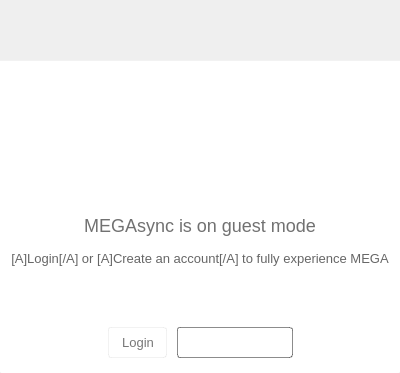
The window that src/MEGASync/gui/macx/GuestWidget.ui (meganz/MEGAsync) describes before a commit, drawn with Qt 5.
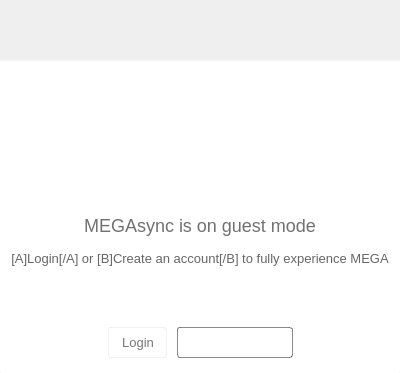
The same window after the commit. Icons and pictures are not drawn.

Diff of the .ui file:
```diff
--- a/src/MEGASync/gui/macx/GuestWidget.ui
+++ b/src/MEGASync/gui/macx/GuestWidget.ui
@@ -389,7 +389,7 @@
       <item>
        <widget class="QLabel" name="lDescLogin">
         <property name="text">
-         <string>[A]Login[/A] or [A]Create an account[/A] to fully experience MEGA</string>
+         <string>[A]Login[/A] or [B]Create an account[/B] to fully experience MEGA</string>
         </property>
         <property name="alignment">
          <set>Qt::AlignCenter</set>
```
